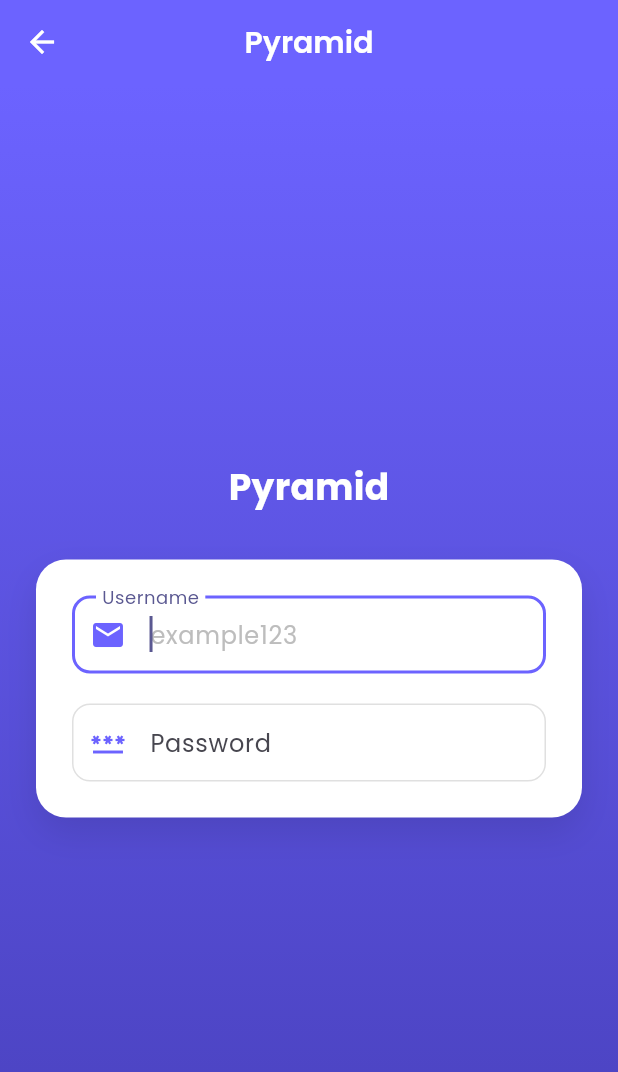
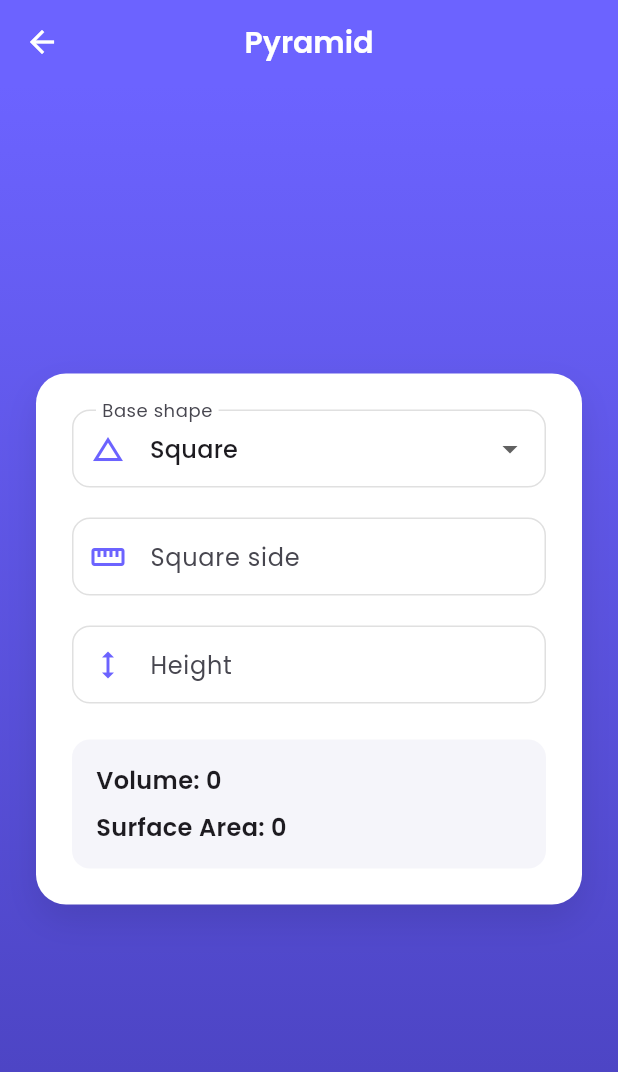
Before and after one commit to rahadityaputra/proyek_mobile, a Flutter app: the PiramidScreen screen opened by its route, on a phone screen of 412 x 824 dp. Shown: the top 1072 px of the screen. Run offline on Flutter 3.47's test engine with Material 3 defaults, Android fonts, the phone set to English and light mode, and no system bars; our stand-ins replace google_fonts, hugeicons; network calls fail.

Commit message:
feat: implement pyramid calculations,

```diff
--- a/lib/core/app_router.dart
+++ b/lib/core/app_router.dart
@@ -15,7 +15,7 @@ class AppRouter {
         return MaterialPageRoute(builder: (_) => LoginScreen());
       case AppRoutes.dashboard:
         return MaterialPageRoute(
-          builder: (_) => DashboardScreen(username: 'ADIT'),
+          builder: (_) => DashboardScreen(fullname: 'rahaditya abimanyu putra'),
         );
       case AppRoutes.bilangan:
         return MaterialPageRoute(builder: (_) => NumberScreen());
--- a/lib/data/user_data.dart
+++ b/lib/data/user_data.dart
@@ -1,7 +1,11 @@
 import 'package:proyek_mobile/model/user.dart';
 
 const List<User> userData = [
-  User(username: 'adit', password: '095', fullname: 'Adit Rahadi'),
+  User(
+    username: 'adit',
+    password: '095',
+    fullname: 'Adit Rahadi king liverpool',
+  ),
   User(username: 'rahadi', password: '12345', fullname: 'Rahadi Putra'),
   User(username: 'putra', password: 'qwerty', fullname: 'Putra Aditya'),
   User(username: 'guest', password: 'guest', fullname: 'Guest User'),
--- a/lib/model/equilateral_triangle.dart
+++ b/lib/model/equilateral_triangle.dart
@@ -1,15 +1,16 @@
 import 'package:proyek_mobile/model/pyramid_base.dart';
 
 class EquilateralTriangle extends PyramidBase {
+  final double side;
+
+  EquilateralTriangle({required this.side});
   @override
   double getArea() {
-    // TODO: implement getArea
-    throw UnimplementedError();
+    return (1.7320508075688772 / 4) * side * side;
   }
 
   @override
   double getApothem() {
-    // TODO: implement getApothem
-    throw UnimplementedError();
+    return side / 1.7320508075688772;
   }
 }
--- /dev/null
+++ b/lib/model/pyramid_notifier.dart
@@ -0,0 +1,74 @@
+import 'package:flutter/material.dart';
+import 'package:proyek_mobile/model/circle.dart';
+import 'package:proyek_mobile/model/equilateral_triangle.dart';
+import 'package:proyek_mobile/model/pyramid_base.dart';
+import 'package:proyek_mobile/model/pyramid_model.dart';
+import 'package:proyek_mobile/model/square.dart';
+
+enum PyramidBaseType { square, circle, equilateralTriangle }
+
+class PyramidNotifier with ChangeNotifier {
+  PyramidBaseType _baseType = PyramidBaseType.square;
+  double _baseValue = 0;
+  double _height = 0;
+
+  double _volume = 0;
+  double _surfaceArea = 0;
+
+  PyramidBaseType get baseType => _baseType;
+  double get baseValue => _baseValue;
+  double get height => _height;
+  double get volume => _volume;
+  double get surfaceArea => _surfaceArea;
+
+  void updateBaseType(PyramidBaseType newType) {
+    _baseType = newType;
+    _recalculate();
+  }
+
+  void updateBaseValue(String value) {
+    _baseValue = double.tryParse(value) ?? 0;
+    _recalculate();
+  }
+
+  void updateHeight(String value) {
+    _height = double.tryParse(value) ?? 0;
+    _recalculate();
+  }
+
+  String get baseInputLabel {
+    switch (_baseType) {
+      case PyramidBaseType.square:
+        return 'Square side';
+      case PyramidBaseType.circle:
+        return 'Circle radius';
+      case PyramidBaseType.equilateralTriangle:
+        return 'Triangle side';
+    }
+  }
+
+  void _recalculate() {
+    if (_baseValue <= 0 || _height <= 0) {
+      _volume = 0;
+      _surfaceArea = 0;
+      notifyListeners();
+      return;
+    }
+
+    final PyramidBase baseShape;
+    switch (_baseType) {
+      case PyramidBaseType.square:
+        baseShape = Square(side: _baseValue);
+      case PyramidBaseType.circle:
+        baseShape = Circle(radius: _baseValue);
+      case PyramidBaseType.equilateralTriangle:
+        baseShape = EquilateralTriangle(side: _baseValue);
+    }
+
+    final pyramid = PyramidModel(pyramidBase: baseShape, height: _height);
+    _volume = pyramid.getVolume();
+    _surfaceArea = pyramid.getSurfaceArea();
+
+    notifyListeners();
+  }
+}
--- a/lib/screen/character_analysis_screen.dart
+++ b/lib/screen/character_analysis_screen.dart
@@ -1,6 +1,4 @@
 import 'package:flutter/material.dart';
-// import 'package:proyek_mobile/model/character_data.dart';
-// import 'package:syncfusion_flutter_charts/charts.dart';
 import 'package:proyek_mobile/model/character_analysis_notifier.dart';
 import 'package:proyek_mobile/widget/horizontal_histogram.dart';
 
@@ -36,7 +34,7 @@ class _CharacterAnalysisScreenState extends State<CharacterAnalysisScreen> {
   @override
   Widget build(BuildContext context) {
     return Scaffold(
-      appBar: AppBar(title: const Text('Character Map')),
+      appBar: AppBar(title: const Text('Character Analysis')),
       body: Container(
         padding: const EdgeInsets.all(16.0),
         child: Column(
--- a/lib/screen/dashboard_screen.dart
+++ b/lib/screen/dashboard_screen.dart
@@ -4,8 +4,8 @@ import 'package:proyek_mobile/data/menu.dart';
 import 'package:proyek_mobile/widget/card_menu.dart';
 
 class DashboardScreen extends StatefulWidget {
-  final String username;
-  const DashboardScreen({super.key, required this.username});
+  final String fullname;
+  const DashboardScreen({super.key, required this.fullname});
 
   @override
   State<DashboardScreen> createState() => _DashboardScreenState();
@@ -81,9 +81,9 @@ class _DashboardScreenState extends State<DashboardScreen> {
                       crossAxisAlignment: CrossAxisAlignment.start,
                       children: [
                         Text(
-                          'Hi,${widget.username}',
+                          'Hi,${widget.fullname}',
                           style: GoogleFonts.poppins(
-                            fontSize: 22.0,
+                            fontSize: 15.0,
                             fontWeight: FontWeight.bold,
                             color: Colors.black,
                           ),
--- a/lib/screen/pyramid_screen.dart
+++ b/lib/screen/pyramid_screen.dart
@@ -1,5 +1,6 @@
 import 'package:flutter/material.dart';
 import 'package:google_fonts/google_fonts.dart';
+import 'package:proyek_mobile/model/pyramid_notifier.dart';
 
 class PiramidScreen extends StatefulWidget {
   const PiramidScreen({super.key});
@@ -9,6 +10,35 @@ class PiramidScreen extends StatefulWidget {
 }
 
 class _PiramidScreenState extends State<PiramidScreen> {
+  late TextEditingController _baseController;
+  late TextEditingController _heightController;
+  final PyramidNotifier _pyramidNotifier = PyramidNotifier();
+
+  @override
+  void initState() {
+    super.initState();
+    _baseController = TextEditingController();
+    _heightController = TextEditingController();
+    _pyramidNotifier.addListener(() {
+      setState(() {});
+    });
+  }
+
+  @override
+  void dispose() {
+    _baseController.dispose();
+    _heightController.dispose();
+    _pyramidNotifier.dispose();
+    super.dispose();
+  }
+
+  String _formatNumber(double value) {
+    if (value == value.roundToDouble()) {
+      return value.toStringAsFixed(0);
+    }
+    return value.toStringAsFixed(2);
+  }
+
   @override
   Widget build(BuildContext context) {
     return Scaffold(
@@ -24,17 +54,6 @@ class _PiramidScreenState extends State<PiramidScreen> {
         child: Column(
           mainAxisAlignment: MainAxisAlignment.center,
           children: [
-            Center(
-              child: Text(
-                'Pyramid',
-                style: GoogleFonts.poppins(
-                  fontSize: 24.0,
-                  fontWeight: FontWeight.bold,
-                  color: Colors.white,
-                ),
-              ),
-            ),
-            const SizedBox(height: 32),
             Container(
               decoration: BoxDecoration(
                 color: Colors.white,
@@ -49,41 +68,117 @@ class _PiramidScreenState extends State<PiramidScreen> {
               ),
               margin: const EdgeInsets.symmetric(horizontal: 24),
               child: Padding(
-                padding: EdgeInsets.all(24.0),
+                padding: const EdgeInsets.all(24.0),
                 child: Column(
                   children: [
+                    DropdownButtonFormField<PyramidBaseType>(
+                      value: _pyramidNotifier.baseType,
+                      decoration: InputDecoration(
+                        label: Text('Base shape', style: GoogleFonts.poppins()),
+                        border: const OutlineInputBorder(
+                          borderRadius: BorderRadius.all(Radius.circular(10)),
+                        ),
+                        prefixIcon: const Icon(
+                          Icons.change_history,
+                          color: Color(0xFF6C63FF),
+                        ),
+                      ),
+                      items: const [
+                        DropdownMenuItem(
+                          value: PyramidBaseType.square,
+                          child: Text('Square'),
+                        ),
+                        DropdownMenuItem(
+                          value: PyramidBaseType.circle,
+                          child: Text('Circle'),
+                        ),
+                        DropdownMenuItem(
+                          value: PyramidBaseType.equilateralTriangle,
+                          child: Text('Equilateral Triangle'),
+                        ),
+                      ],
+                      onChanged: (value) {
+                        if (value == null) return;
+                        _pyramidNotifier.updateBaseType(value);
+                      },
+                    ),
+                    const SizedBox(height: 20),
                     TextFormField(
+                      controller: _baseController,
+                      keyboardType: const TextInputType.numberWithOptions(
+                        decimal: true,
+                      ),
+                      onChanged: _pyramidNotifier.updateBaseValue,
                       decoration: InputDecoration(
-                        label: Text('Username', style: GoogleFonts.poppins()),
-                        hintText: 'example123',
+                        label: Text(
+                          _pyramidNotifier.baseInputLabel,
+                          style: GoogleFonts.poppins(),
+                        ),
+                        hintText: '0',
                         hintStyle: GoogleFonts.poppins(
                           color: Colors.grey.shade400,
                         ),
-                        border: OutlineInputBorder(
+                        border: const OutlineInputBorder(
                           borderRadius: BorderRadius.all(Radius.circular(10)),
                         ),
                         prefixIcon: const Icon(
-                          Icons.email,
+                          Icons.straighten,
                           color: Color(0xFF6C63FF),
                         ),
                       ),
                       style: GoogleFonts.poppins(),
-                      autofocus: true,
                     ),
                     const SizedBox(height: 20),
                     TextFormField(
+                      controller: _heightController,
+                      keyboardType: const TextInputType.numberWithOptions(
+                        decimal: true,
+                      ),
+                      onChanged: _pyramidNotifier.updateHeight,
                       decoration: InputDecoration(
-                        label: Text('Password', style: GoogleFonts.poppins()),
+                        label: Text('Height', style: GoogleFonts.poppins()),
+                        hintText: '0',
+                        hintStyle: GoogleFonts.poppins(
+                          color: Colors.grey.shade400,
+                        ),
                         prefixIcon: const Icon(
-                          Icons.password,
+                          Icons.height,
                           color: Color(0xFF6C63FF),
                         ),
-                        border: OutlineInputBorder(
+                        border: const OutlineInputBorder(
                           borderRadius: BorderRadius.all(Radius.circular(10)),
                         ),
                       ),
                       style: GoogleFonts.poppins(),
-                      autofocus: true,
+                    ),
+                    const SizedBox(height: 24),
+                    Container(
+                      width: double.infinity,
+                      padding: const EdgeInsets.all(16),
+                      decoration: BoxDecoration(
+                        color: const Color(0xFFF5F5FA),
+                        borderRadius: BorderRadius.circular(12),
+                      ),
+                      child: Column(
+                        crossAxisAlignment: CrossAxisAlignment.start,
+                        children: [
+                          Text(
+                            'Volume: ${_formatNumber(_pyramidNotifier.volume)}',
+                            style: GoogleFonts.poppins(
+                              fontSize: 16,
+                              fontWeight: FontWeight.w600,
+                            ),
+                          ),
+                          const SizedBox(height: 8),
+                          Text(
+                            'Surface Area: ${_formatNumber(_pyramidNotifier.surfaceArea)}',
+                            style: GoogleFonts.poppins(
+                              fontSize: 16,
+                              fontWeight: FontWeight.w600,
+                            ),
+                          ),
+                        ],
+                      ),
                     ),
                   ],
                 ),
```
Also changed, not shown: lib/screen/login_screen.dart (+10 -5 lines), lib/screen/register_screen.dart (deleted, +0 -172 lines).
